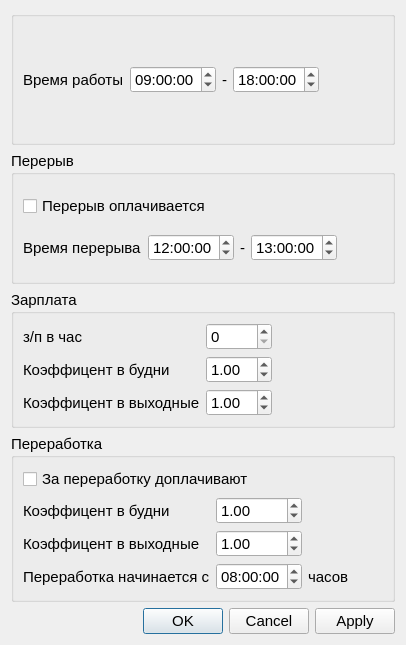
The window that ui/SettingsWindow.ui (namespace-red/salary-calculator) describes before a commit, drawn with Qt 5.
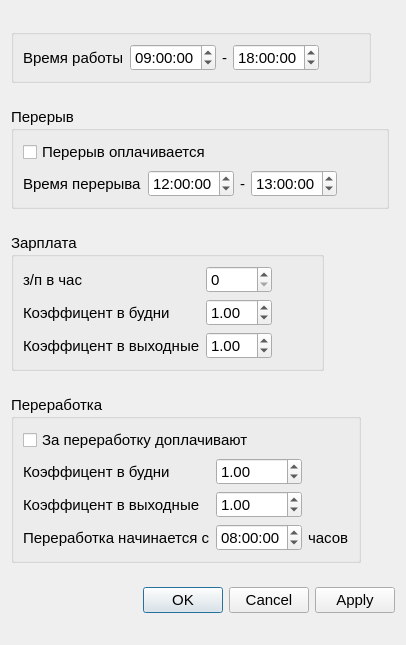
The same window after the commit.

Commit message: Added opening settings through the menu.

Diff of the .ui file:
```diff
--- a/ui/SettingsWindow.ui
+++ b/ui/SettingsWindow.ui
@@ -10,12 +10,24 @@
     <height>645</height>
    </rect>
   </property>
+  <property name="sizePolicy">
+   <sizepolicy hsizetype="Maximum" vsizetype="Maximum">
+    <horstretch>0</horstretch>
+    <verstretch>0</verstretch>
+   </sizepolicy>
+  </property>
   <property name="windowTitle">
    <string>Dialog</string>
   </property>
   <layout class="QVBoxLayout" name="verticalLayout">
    <item>
     <widget class="QGroupBox" name="groupBox_2">
+     <property name="sizePolicy">
+      <sizepolicy hsizetype="Maximum" vsizetype="Maximum">
+       <horstretch>0</horstretch>
+       <verstretch>0</verstretch>
+      </sizepolicy>
+     </property>
      <property name="font">
       <font>
        <pointsize>11</pointsize>
@@ -113,6 +125,12 @@
    </item>
    <item>
     <widget class="QGroupBox" name="groupBox_4">
+     <property name="sizePolicy">
+      <sizepolicy hsizetype="Maximum" vsizetype="Maximum">
+       <horstretch>0</horstretch>
+       <verstretch>0</verstretch>
+      </sizepolicy>
+     </property>
      <property name="font">
       <font>
        <pointsize>11</pointsize>
@@ -222,6 +240,12 @@
    </item>
    <item>
     <widget class="QGroupBox" name="groupBox">
+     <property name="sizePolicy">
+      <sizepolicy hsizetype="Maximum" vsizetype="Maximum">
+       <horstretch>0</horstretch>
+       <verstretch>0</verstretch>
+      </sizepolicy>
+     </property>
      <property name="font">
       <font>
        <pointsize>11</pointsize>
@@ -323,6 +347,12 @@
    </item>
    <item>
     <widget class="QGroupBox" name="groupBox_3">
+     <property name="sizePolicy">
+      <sizepolicy hsizetype="Maximum" vsizetype="Maximum">
+       <horstretch>0</horstretch>
+       <verstretch>0</verstretch>
+      </sizepolicy>
+     </property>
      <property name="font">
       <font>
        <pointsize>11</pointsize>
```
The commit also changes 6 other files.
